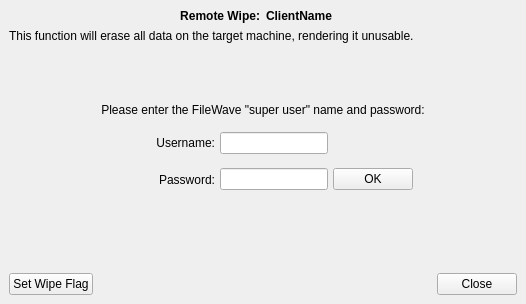
Old version of the form FWAdminLib/RemoteWipeDlg.ui in the repository fw-dev/translations.
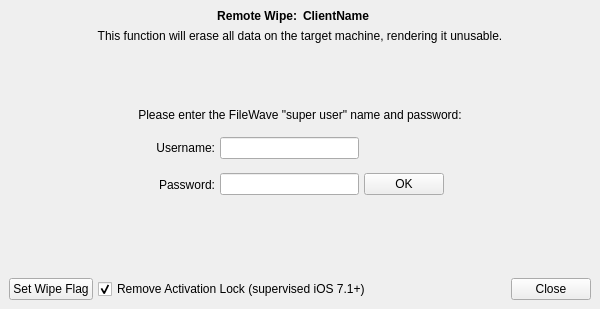
New version of the form.

What changed in the file:
```diff
--- a/FWAdminLib/RemoteWipeDlg.ui
+++ b/FWAdminLib/RemoteWipeDlg.ui
@@ -6,8 +6,8 @@
    <rect>
     <x>0</x>
     <y>0</y>
-    <width>526</width>
-    <height>304</height>
+    <width>600</width>
+    <height>309</height>
    </rect>
   </property>
   <property name="sizePolicy">
@@ -70,6 +70,9 @@
         <property name="text">
          <string>This function will erase all data on the target machine, rendering it unusable.</string>
         </property>
+        <property name="alignment">
+         <set>Qt::AlignCenter</set>
+        </property>
        </widget>
       </item>
       <item>
@@ -213,6 +216,32 @@
        </property>
       </widget>
      </item>
+     <item>
+      <spacer name="horizontalSpacer_4">
+       <property name="orientation">
+        <enum>Qt::Horizontal</enum>
+       </property>
+       <property name="sizeType">
+        <enum>QSizePolicy::Fixed</enum>
+       </property>
+       <property name="sizeHint" stdset="0">
+        <size>
+         <width>5</width>
+         <height>5</height>
+        </size>
+       </property>
+      </spacer>
+     </item>
+     <item>
+      <widget class="QCheckBox" name="removeAL">
+       <property name="text">
+        <string>Remove Activation Lock (supervised iOS 7.1+)</string>
+       </property>
+       <property name="checked">
+        <bool>true</bool>
+       </property>
+      </widget>
+     </item>
      <item>
       <spacer name="horizontalSpacer">
        <property name="orientation">
```
Left out of the diff: 108 changed lines with no effect on the pictures.
